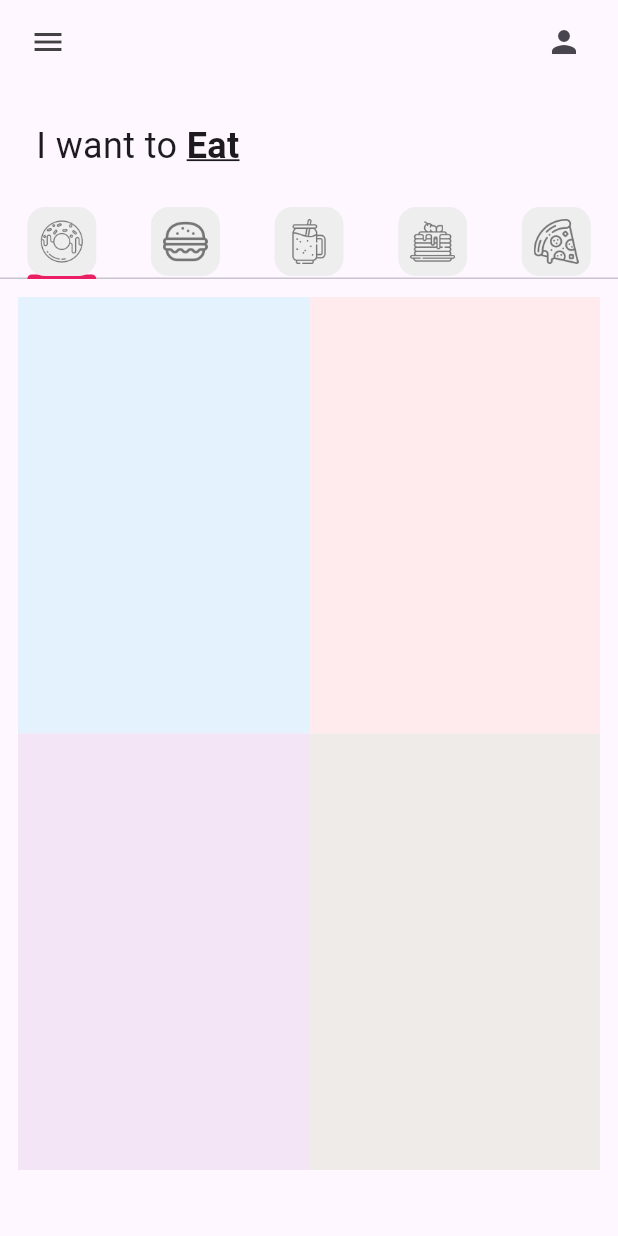
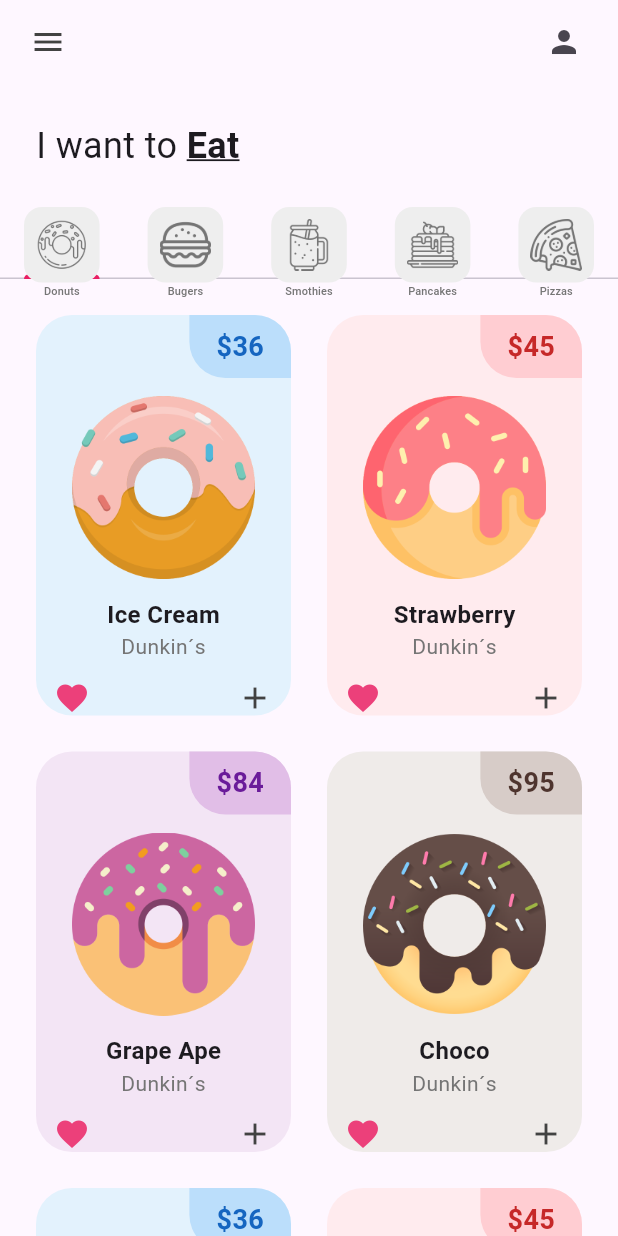
Before and after one commit to Maferr-31/flutter_application_2, a Flutter app: the screen it shows after launch, on a phone screen of 412 x 824 dp. Run offline on Flutter 3.47's test engine with Material 3 defaults, Android fonts, the phone set to English and light mode, and no system bars.

Commit message:
donas_añadidas

```diff
--- a/lib/main.dart
+++ b/lib/main.dart
@@ -11,6 +11,7 @@ class MainApp extends StatelessWidget {
   @override
   Widget build(BuildContext context) {
     return MaterialApp(
+      debugShowCheckedModeBanner: false,
       home: const HomePage(),
       theme: ThemeData(
         tabBarTheme: const TabBarTheme(indicatorColor: Colors.pink),
--- a/lib/pages/home_page.dart
+++ b/lib/pages/home_page.dart
@@ -21,23 +21,23 @@ class _HomePageState extends State<HomePage> {
   List<Widget> myTabs = [
     //Donut tab
     const MyTab(
-      iconPath: 'lib/icons/icons/donut.png',
+      iconPath: 'lib/icons/icons/donut.png', label: "Donuts",
       ),
     //burger tab
     const MyTab(
-      iconPath: 'lib/icons/icons/burger.png',
+      iconPath: 'lib/icons/icons/burger.png', label: "Bugers",
       ),
     //smoothie tab
     const MyTab(
-      iconPath: 'lib/icons/icons/smoothie.png',
+      iconPath: 'lib/icons/icons/smoothie.png', label: "Smothies",
       ),
     //pancake tab
     const MyTab(
-      iconPath: 'lib/icons/icons/pancakes.png',
+      iconPath: 'lib/icons/icons/pancakes.png', label: "Pancakes",
       ),
     //pizza tab
     const MyTab(
-      iconPath: 'lib/icons/icons/pizza.png',
+      iconPath: 'lib/icons/icons/pizza.png', label: "Pizzas",
       )
   ];
   @override
--- a/lib/tab/donut_tab.dart
+++ b/lib/tab/donut_tab.dart
@@ -5,10 +5,15 @@ class DonutTab extends StatelessWidget {
 // list of donuts
 final List donutsOnSale = [
 // [ donutFlavor, donutPrice, donutColor, imageName ]
-  ["Ice Cream", "36", Colors.blue, "lib/images/icecream_donut.png"],
-  ["Strawberry", "45", Colors.red, "lib/images/strawberry_donut.png"],
-  ["Grape Ape", "84", Colors.purple, "lib/images/grape_donut.png"],
-  ["Choco", "95", Colors.brown, "lib/images/chocolate_donut.png"],
+  ["Ice Cream", "36", Colors.blue, "lib/images/images/icecream_donut.png"],
+  ["Strawberry", "45", Colors.red, "lib/images/images/strawberry_donut.png"],
+  ["Grape Ape", "84", Colors.purple, "lib/images/images/grape_donut.png"],
+  ["Choco", "95", Colors.brown, "lib/images/images/chocolate_donut.png"],
+  ["Ice Cream", "36", Colors.blue, "lib/images/images/icecream_donut.png"],
+  ["Strawberry", "45", Colors.red, "lib/images/images/strawberry_donut.png"],
+  ["Grape Ape", "84", Colors.purple, "lib/images/images/grape_donut.png"],
+  ["Choco", "95", Colors.brown, "lib/images/images/chocolate_donut.png"],
+
 ];
   DonutTab({super.key});
 
--- a/lib/utils/donut_tile.dart
+++ b/lib/utils/donut_tile.dart
@@ -16,6 +16,57 @@ class DonutTile  extends StatelessWidget {
 
   @override
   Widget build(BuildContext context) {
-    return Container(decoration: BoxDecoration(color:donutColor[50]),);
+    return Padding(
+      padding: const EdgeInsets.all(12.0),
+      child: Container(
+        decoration: BoxDecoration(color:donutColor[50],borderRadius:BorderRadius.circular(24) ),
+        child: Column(
+          children: [
+            Row(
+              mainAxisAlignment: MainAxisAlignment.end,
+          children: [
+            Container(
+              decoration: BoxDecoration(
+                color: donutColor[100],
+                borderRadius: const BorderRadius.only(
+                  topRight: Radius.circular(24),
+                  bottomLeft: Radius.circular(24))),
+              padding:
+                const EdgeInsets.symmetric(vertical:8,horizontal: 18),
+              child: Text('\$$donutPrice',
+                  style: TextStyle(
+                    fontSize: 18,
+                    fontWeight: FontWeight.bold,
+                    color: donutColor[800]),),
+                )],
+                ),
+                 //donut picture
+                 Padding(padding:const EdgeInsets.symmetric(horizontal: 24,vertical: 12),
+                 child: Image.asset(imageName)
+                 ),
+
+                 //donut flavor text
+                 Text(
+                  donutFlavor,
+                  style:
+                  const TextStyle(fontSize: 16,fontWeight: FontWeight.bold),
+                  ),
+                  Text(
+                    "Dunkin´s",style: TextStyle(color: Colors.grey[600]),
+                  ),
+                 //love icon + add button
+                 Padding(padding: const EdgeInsets.all(12),
+                 child:Row(
+                  mainAxisAlignment: MainAxisAlignment.spaceBetween,
+                  children: [
+                    //love icon
+                    Icon(Icons.favorite, color: Colors.pink[400]),
+                    //plus button
+                    Icon(Icons.add,color: Colors.grey[800])
+                   ],)
+                 )
+        ],),
+        ),
+    );
   }
 }
--- a/lib/utils/my_tab.dart
+++ b/lib/utils/my_tab.dart
@@ -2,12 +2,17 @@ import 'package:flutter/material.dart';
 
 class MyTab extends StatelessWidget {
   final String iconPath;
-  const MyTab({super.key, required this.iconPath});
+  final String label;
+  const MyTab({super.key, required this.iconPath, required this.label});
 
   @override
   Widget build(BuildContext context) {
     return Tab(
-      child: Container(
+      child: Column(
+        mainAxisAlignment:
+        MainAxisAlignment.center,
+        children:[
+          Container(
         padding: const EdgeInsets.all(08),
         decoration: BoxDecoration(
           color: Colors.grey[200],
@@ -16,9 +21,20 @@ class MyTab extends StatelessWidget {
         child: Image.asset(
           iconPath,
           color: Colors.grey[600],
+
         ),
         ),
-
+        const SizedBox(height: 0),
+        Text(
+          label,
+          style: TextStyle(
+            color: Colors.grey[600],
+            fontSize: 7.3,
+            fontWeight: FontWeight.w500,
+            ),
+            ),
+      ],
+      )
     ) ;
   }
 }
--- a/pubspec.yaml
+++ b/pubspec.yaml
@@ -19,5 +19,5 @@ flutter:
   uses-material-design: true
 
   assets:
-   - lib/images/
+   - lib/images/images/
    - lib/icons/icons/
```
